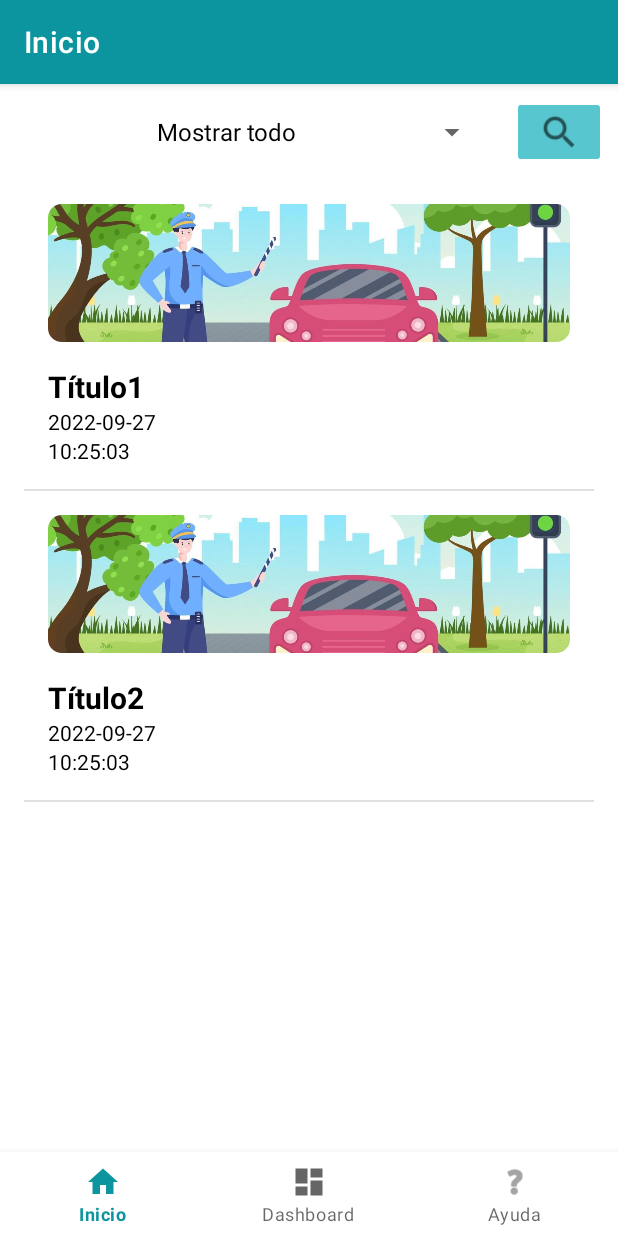
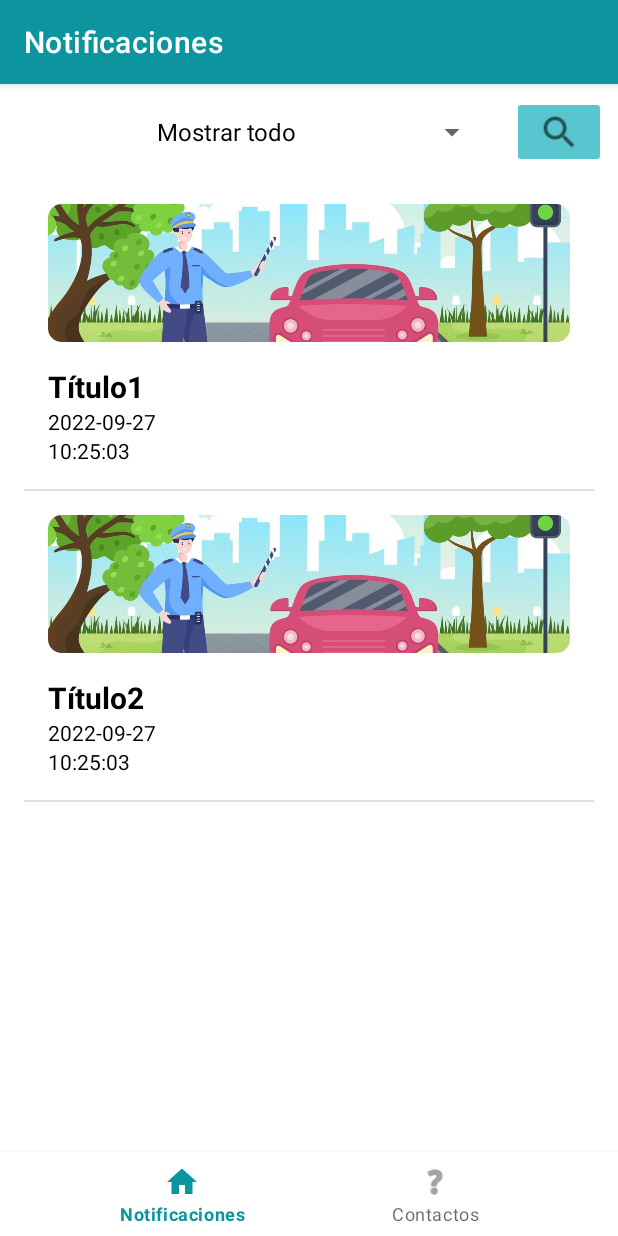
Before and after one commit to A01751272/Avizapan2_rep, an Android app: the screen it shows after launch (MainActivity), on a phone screen of 412 x 824 dp. Run offline under Robolectric (Android 15) with nearby library versions, the phone set to English and light mode, and no system bars; our stand-ins replace navigation-ui; pictures from the network do not load.

Commit message:
Mas cambios
Cambios en los botones de la parte inferior, implemetnacion breve del mapa de Google

```diff
--- a/app/src/main/java/mx/itesm/avizapan2/view/home/MasInfoFrag.kt
+++ b/app/src/main/java/mx/itesm/avizapan2/view/home/MasInfoFrag.kt
@@ -52,4 +52,5 @@ class MasInfoFrag : Fragment() {
         binding.tvDescripcionMasInfo.text = descripcion
     }
 
+
 }
--- a/app/src/main/res/menu/bottom_nav_menu.xml
+++ b/app/src/main/res/menu/bottom_nav_menu.xml
@@ -7,11 +7,6 @@
         android:title="@string/title_home" />
 
     <item
-        android:id="@+id/navigation_dashboard"
-        android:icon="@drawable/ic_dashboard_black_24dp"
-        android:title="@string/title_dashboard" />
-
-    <item
         android:id="@+id/navigation_notifications"
         android:icon="@android:drawable/ic_menu_help"
         android:title="@string/title_notifications" />
--- a/app/src/main/res/navigation/mobile_navigation.xml
+++ b/app/src/main/res/navigation/mobile_navigation.xml
@@ -29,8 +29,8 @@
     <fragment
         android:id="@+id/masInfoFrag"
         android:name="mx.itesm.avizapan2.view.home.MasInfoFrag"
-        android:label="fragment_mas_info"
-        tools:layout="@layout/fragment_mas_info" >
+        android:label="@string/title_mas_info"
+        tools:layout="@layout/fragment_mas_info">
         <argument
             android:name="notificacion"
             app:argType="mx.itesm.avizapan2.view.home.Notificacion" />
--- a/app/src/main/res/values/strings.xml
+++ b/app/src/main/res/values/strings.xml
@@ -1,8 +1,9 @@
 <resources>
     <string name="app_name">Avizapan2</string>
-    <string name="title_home">Inicio</string>
+    <string name="title_home">Notificaciones</string>
     <string name="title_dashboard">Dashboard</string>
-    <string name="title_notifications">Ayuda</string>
+    <string name="title_notifications">Contactos</string>
+    <string name="title_mas_info">Noticia</string>
 
     <string-array name="arrCategoria">
         <item>Mostrar todo</item>
```
Also changed, not shown: app/src/main/java/mx/itesm/avizapan2/view/dashboard/DashboardFragment.kt (deleted, +0 -42 lines), app/src/main/java/mx/itesm/avizapan2/view/dashboard/DashboardViewModel.kt (deleted, +0 -13 lines).
